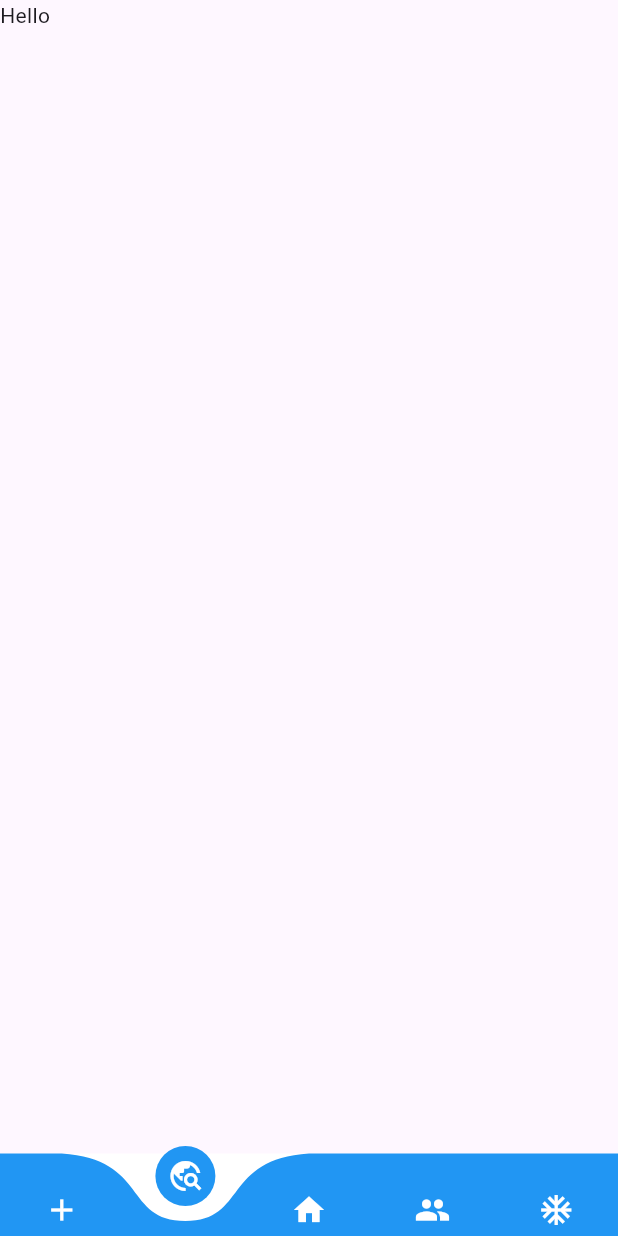
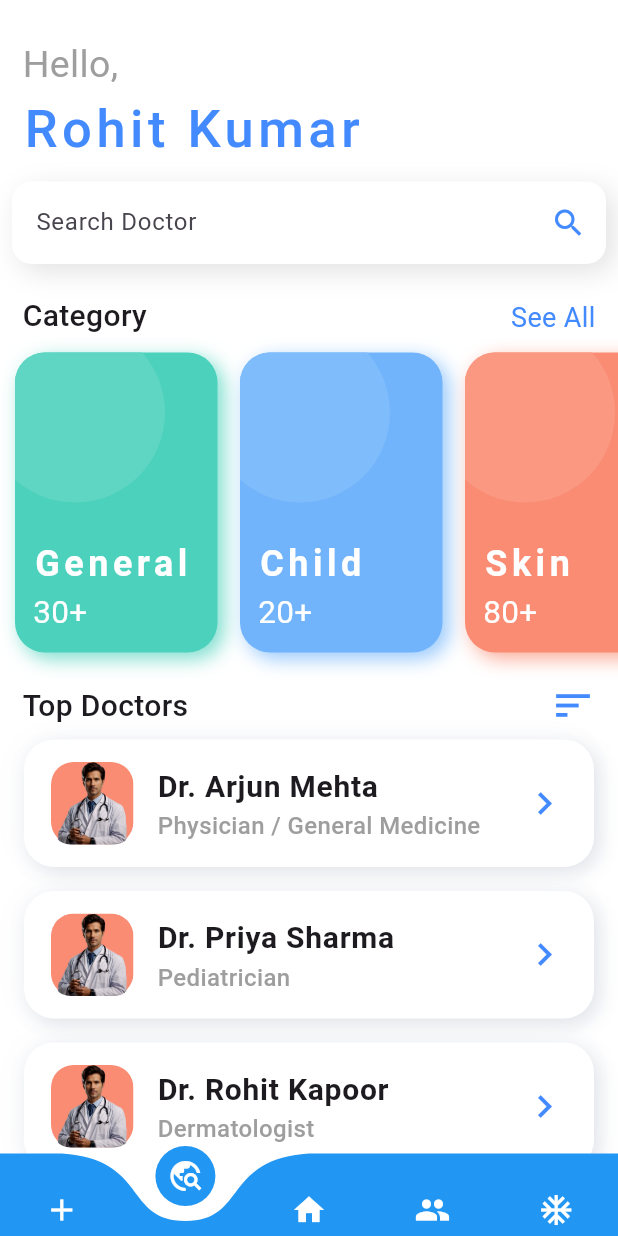
Before and after one commit to rohit070805/med_chat, a Flutter app: the screen it shows after launch, item 2 of the bottom bar chosen, on a phone screen of 412 x 824 dp. Run offline on Flutter 3.47's test engine with Material 3 defaults, Android fonts, the light colour scheme and no system bars; drawn by our look-alikes of curved_navigation_bar; our stand-ins replace dash_chat_2, image_picker, lottie.

Commit message:
Added user search Doctor

```diff
--- a/lib/main.dart
+++ b/lib/main.dart
@@ -2,6 +2,7 @@ import 'package:curved_navigation_bar/curved_navigation_bar.dart';
 import 'package:flutter/material.dart';
 import 'package:med_chat/screens/AskMedicine.dart';
 import 'package:med_chat/screens/HomePage.dart';
+import 'package:med_chat/screens/SearchDoctorPage.dart';
 import 'package:med_chat/screens/UserProfilePage.dart';
 
 void main() {
@@ -37,7 +38,7 @@ class _BottomNavigateState extends State<BottomNavigate> {
   int myIndex = 2;
   List<Widget> _widgetList = [
     Text("Hello"),
-    Text("Hello"),
+    Searchdoctorpage(),
     Homepage(),
     Askmedicine(),
     Userprofilepage()
--- /dev/null
+++ b/lib/screens/DoctorDetailsPage.dart
@@ -0,0 +1,130 @@
+import 'package:flutter/material.dart';
+import 'package:med_chat/utils/colors.dart';
+class Doctordetailspage extends StatefulWidget {
+  const Doctordetailspage({super.key});
+
+  @override
+  State<Doctordetailspage> createState() => _DoctordetailspageState();
+}
+
+class _DoctordetailspageState extends State<Doctordetailspage> {
+  @override
+  Widget build(BuildContext context) {
+    final String doctorAbout =
+        "Dr. Arjun Mehta is a trusted Physician with over 15 years of experience in general medicine. He specializes in diagnosing and managing common illnesses such as fever, diabetes, hypertension, and seasonal infections. Dr. Mehta is well known for his patient-friendly approach and clear guidance on preventive healthcare. His focus is on providing accurate diagnoses, effective treatments, and helping patients maintain long-term wellness.";
+
+    return Scaffold(
+      backgroundColor: AppColors.extraLightBlue,
+      body: SafeArea(
+        bottom: false,
+        child: Stack(
+          children: <Widget>[
+            Image.asset(
+              'assets/images/doctor.png',
+              width: MediaQuery.of(context).size.width,
+              height: MediaQuery.of(context).size.height / 2,
+              fit: BoxFit.fill,
+            ),
+            DraggableScrollableSheet(
+              maxChildSize: .8,
+              initialChildSize: .6,
+              minChildSize: .6,
+              builder: (context, scrollController) {
+                return Container(
+                  height: MediaQuery.of(context).size.height*0.7,
+                  padding: EdgeInsets.only(left: 19, right: 19, top: 16),
+                  //symmetric(horizontal: 19, vertical: 16),
+                  decoration: BoxDecoration(
+                    borderRadius: BorderRadius.only(
+                        topLeft: Radius.circular(30),
+                        topRight: Radius.circular(30)),
+                    color: Colors.white,
+                  ),
+                  child: SingleChildScrollView(
+                    physics: BouncingScrollPhysics(),
+                    controller: scrollController,
+                    child: Column(
+                      crossAxisAlignment: CrossAxisAlignment.start,
+                      children: <Widget>[
+                        ListTile(
+                          contentPadding: EdgeInsets.all(0),
+                          title: Row(
+                            crossAxisAlignment: CrossAxisAlignment.center,
+                            children: <Widget>[
+                              Text(
+                                "Dr. Arjun Mehta",
+                                style: TextStyle(fontSize: 30,letterSpacing:2,fontWeight: FontWeight.w600,color: AppColors.appColor),
+                              ),
+                              SizedBox(
+                                width: 10,
+                              ),
+                              Icon(Icons.check_circle,
+                                  size: 25,
+                                  color: AppColors.appColor),
+
+                            ],
+                          ),
+                          subtitle: Text("Heart Surgeon"
+                              ,style: TextStyle(fontSize: 16,fontWeight: FontWeight.w400,letterSpacing: 3),
+                          ),
+                        ),
+                        Divider(
+                          thickness: .6,
+                          color: AppColors.grey,
+                        ),
+                        Text("About",
+                          style: TextStyle(fontSize: 20,fontWeight: FontWeight.w500,letterSpacing: 3),
+                        ),
+                         Text(
+                            "Experience:13 Yr.",
+                            style: TextStyle(fontSize: 16,fontWeight: FontWeight.w400,letterSpacing: 3),
+                          ),
+                         Text("Education: Manipal University 2012",
+                            style: TextStyle(fontSize: 16,fontWeight: FontWeight.w400,letterSpacing: 3),
+
+
+                        ),
+
+
+
+
+
+
+
+                        Text(
+                          "${doctorAbout}",
+                          style: TextStyle(fontSize: 16,fontWeight: FontWeight.w400,letterSpacing: 2),
+
+
+                        ),
+                        SizedBox(height: 20,),
+                        Center(
+                          child: ElevatedButton(
+                            style: ElevatedButton.styleFrom(
+
+                             shape: RoundedRectangleBorder(
+                                 borderRadius: BorderRadius.circular(10)),
+                              backgroundColor: AppColors.appColor
+                                                  ),
+                             onPressed: () {
+
+                             },
+                             child: Text(
+                               "Make an appointment",
+                                style: TextStyle(color: Colors.white,letterSpacing: 2,fontWeight: FontWeight.w400,fontSize: 18),
+                             ),
+                           ),
+                        )
+                      ],
+                    ),
+                  ),
+                );
+              },
+            ),
+
+          ],
+        ),
+      ),
+    );
+  }
+}
--- /dev/null
+++ b/lib/screens/SearchDoctorPage.dart
@@ -0,0 +1,158 @@
+import 'package:flutter/material.dart';
+import 'package:med_chat/utils/colors.dart';
+import 'package:med_chat/utils/components.dart';
+class Searchdoctorpage extends StatefulWidget {
+  const Searchdoctorpage({super.key});
+
+  @override
+  State<Searchdoctorpage> createState() => _SearchdoctorpageState();
+}
+
+class _SearchdoctorpageState extends State<Searchdoctorpage> {
+  @override
+
+  final List<String> doctorTitles = [
+    "Dr. Arjun Mehta",
+    "Dr. Priya Sharma",
+    "Dr. Rohit Kapoor",
+    "Dr. Neha Verma",
+    "Dr. Sameer Khanna",
+    "Dr. Anjali Rao",
+    "Dr. Vikram Sinha",
+    "Dr. Kavita Iyer",
+  ];
+
+
+  final List<String> doctorSubtitles = [
+    "Physician / General Medicine",
+    "Pediatrician",
+    "Dermatologist",
+    "Orthopedic Surgeon",
+    "Cardiologist",
+    "Ophthalmologist",
+    "Gynecologist",
+    "Dental Surgeon",
+  ];
+  Widget build(BuildContext context) {
+    return Scaffold(
+      backgroundColor: Colors.white,
+      appBar: AppBar(backgroundColor: Colors.white,
+      toolbarHeight: 10,
+      ),
+      body: Padding(
+        padding: const EdgeInsets.only(top: 15.0),
+        child: Column(
+          crossAxisAlignment: CrossAxisAlignment.start,
+          children: [
+            Container(
+
+              child: Column(
+
+                crossAxisAlignment: CrossAxisAlignment.start,
+
+                children: [
+                  Padding(
+                    padding: const EdgeInsets.symmetric(horizontal: 15.0),
+                    child: Text("Hello,",style: TextStyle(fontSize: 25,color: Colors.grey),),
+                  ),
+                  Padding(
+                    padding: const EdgeInsets.symmetric(horizontal: 15.0),
+                    child: Text("Rohit Kumar",style: TextStyle(fontSize: 35,letterSpacing: 3,color: AppColors.appColor,fontWeight: FontWeight.w500),),
+                  ),
+                  Padding(
+                    padding: const EdgeInsets.symmetric(horizontal: 8.0),
+                    child: Container(
+                        height: 55,
+                        margin: EdgeInsets.symmetric( vertical: 10),
+                        width: MediaQuery.of(context).size.width,
+                        decoration: BoxDecoration(
+                          color: Colors.white,
+                          borderRadius: BorderRadius.all(Radius.circular(13)),
+                          boxShadow: <BoxShadow>[
+                            BoxShadow(
+                              color: Colors.grey.withOpacity(0.3),
+                              blurRadius: 15,
+                              offset: Offset(5, 5),
+                            )
+                          ],
+                        ),
+                        child: TextField(
+                          decoration: InputDecoration(
+                            contentPadding: EdgeInsets.symmetric(horizontal: 16, vertical: 16),
+                            border: InputBorder.none,
+                            hintText: "Search Doctor",
+
+                            suffixIcon: SizedBox(
+                                width: 50,
+                                child: Icon(Icons.search, color: AppColors.appColor)
+                            ),
+                          ),
+                        )),
+                  ),
+                ],
+              ),
+            ),
+
+            Expanded(
+              child: SingleChildScrollView(
+                child: Column(
+                  children: [
+                    SizedBox(height: 10,),
+                    Padding(
+                      padding: const EdgeInsets.symmetric(horizontal: 15.0),
+                      child: Row(
+                        mainAxisAlignment: MainAxisAlignment.spaceBetween,
+                        crossAxisAlignment: CrossAxisAlignment.end,
+                        children: [
+                          Text("Category",style: TextStyle(fontSize: 20,fontWeight: FontWeight.w500),),
+                          Text("See All",style: TextStyle(fontSize:18,color: AppColors.appColor),)
+                        ],
+                      ),
+                    ),
+                    SizedBox(
+                      height: 230,
+                      child: ListView(
+                        scrollDirection: Axis.horizontal,
+                        children: [
+
+                          Components().categoryCard("General", "30+", color: Color(0xff4cd1bc), lightColor: Color(0xff5ed6c3)),
+                          Components().categoryCard("Child", "20+", color: Color(0xff71b4fb), lightColor: Color(0xff7fbcfb)),
+                          Components().categoryCard("Skin", "80+", color:Color(0xfffa8c73), lightColor: Color(0xfffa9881)),
+                          Components().categoryCard("Bones", "50+", color: Color(0xff8873f4), lightColor: Color(0xff9489f4)),
+
+                        ],
+                      ),
+                    ),
+                    Padding(
+                      padding: const EdgeInsets.symmetric(horizontal: 15.0),
+                      child: Row(
+                        mainAxisAlignment: MainAxisAlignment.spaceBetween,
+                        crossAxisAlignment: CrossAxisAlignment.end,
+                        children: [
+                          Text("Top Doctors",style: TextStyle(fontSize: 20,fontWeight: FontWeight.w500),),
+                          Icon(Icons.sort,color: AppColors.appColor,size: 30,)
+                        ],
+                      ),
+                    ),
+                    ListView.builder(
+                      physics: NeverScrollableScrollPhysics(),
+                      shrinkWrap: true,
+                      itemBuilder: (context,index){
+
+                        return Components().doctorTile(context,doctorTitles[index], doctorSubtitles[index]);
+                      },
+                      itemCount: doctorTitles.length,
+                    ),
+                  ],
+                ),
+              ),
+            )
+
+
+
+            ],
+        ),
+      ),
+    );
+  }
+}
--- a/lib/utils/colors.dart
+++ b/lib/utils/colors.dart
@@ -1,4 +1,32 @@
 import 'package:flutter/material.dart';
 class AppColors {
   static Color appColor = Colors.blueAccent;
+  static const Color background = Color(0XFFfefefe);
+
+  static const Color titleTextColor = const Color(0xff1b1718);
+  static const Color subTitleTextColor = const Color(0xffb9bfcd);
+
+  static const Color skyBlue = Color(0xff71b4fb);
+  static const Color lightBlue = Color(0xff7fbcfb);
+  static const Color extraLightBlue = Color(0xffd9eeff);
+
+  static const Color orange = Color(0xfffa8c73);
+  static const Color lightOrange = Color(0xfffa9881);
+
+  static const Color purple = Color(0xff8873f4);
+  static const Color purpleLight = Color(0xff9489f4);
+  static const Color purpleExtraLight = Color(0xffb1a5f6);
+
+  static const Color grey = Color(0xffb8bfce);
+
+  static const Color iconColor = Color(0xffcbd0db);
+  static const Color green = Color(0xff4cd1bc);
+  static const Color lightGreen = Color(0xff5ed6c3);
+
+  static const Color black = Color(0xff20262C);
+  static const Color lightblack = Color(0xff5F5F60);
+  // static const Color themered = Color(0xffff5A79);
+  static const Color themered = Color(0xff8BC73C);
+
+  static const Color white = Color(0xffffffff);
 }
--- a/lib/utils/components.dart
+++ b/lib/utils/components.dart
@@ -1,4 +1,7 @@
+import 'dart:math';
+
 import 'package:flutter/material.dart';
+import 'package:med_chat/screens/DoctorDetailsPage.dart';
 import 'package:med_chat/utils/colors.dart';
 class Components{
 PreferredSizeWidget homePageAppBar(  GlobalKey<ScaffoldState> _drawerkey){
@@ -194,4 +197,147 @@ Widget withPrefixTextFeild(BuildContext context,TextEditingController controller
   );
 }
 
+Widget categoryCard(String title, String subtitle,
+    {required Color color, required Color lightColor}) {
+
+  return Container(
+    height: 230,
+    width:150,
+    child: AspectRatio(
+      aspectRatio: 6 / 8,
+      child: Container(
+
+        margin: EdgeInsets.only(left :10,right: 5, bottom: 20, top: 10),
+        decoration: BoxDecoration(
+          color: color,
+          borderRadius: BorderRadius.all(Radius.circular(20)),
+          boxShadow: <BoxShadow>[
+            BoxShadow(
+              offset: Offset(4, 4),
+              blurRadius: 10,
+              color: lightColor.withOpacity(.8),
+            )
+          ],
+        ),
+        child: ClipRRect(
+          borderRadius: BorderRadius.all(Radius.circular(20)),
+          child: Container(
+
+            child: Stack(
+              children: <Widget>[
+                Positioned(
+                  top: -20,
+                  left: -20,
+                  child: CircleAvatar(
+                    backgroundColor: lightColor,
+                    radius: 60,
+                  ),
+                ),
+                Padding(
+                  padding: const EdgeInsets.only(bottom: 12.0,left: 12),
+                  child: Column(
+                    mainAxisAlignment: MainAxisAlignment.end,
+                    crossAxisAlignment: CrossAxisAlignment.start,
+                    children: <Widget>[
+                      Flexible(
+                        child: Text(title
+                          ,style: TextStyle(color: Colors.white,fontSize: 24,fontWeight: FontWeight.w600,letterSpacing: 3),),
+                      ),
+
+                      Flexible(
+                        child: Text(
+                          subtitle,style: TextStyle(color: Colors.white,fontSize: 21,fontWeight: FontWeight.w400),
+                        ),
+                      ),
+                    ],
+                  ),
+                )
+              ],
+            ),
+          ),
+        )
+      ),
+    ),
+  );
 }
+Color randomColor() {
+  var random = Random();
+  final colorList = [
+
+   AppColors.orange,
+    AppColors.green,
+    AppColors.grey,
+    AppColors.lightOrange,
+    AppColors.skyBlue,
+    AppColors.titleTextColor,
+    Colors.red,
+    Colors.brown,
+    AppColors.purpleExtraLight,
+    AppColors.skyBlue,
+  ];
+  var color = colorList[random.nextInt(colorList.length)];
+  return color;
+}
+
+
+Widget doctorTile(BuildContext context,String title,String subtitle) {
+  return Container(
+
+    margin: EdgeInsets.symmetric(vertical: 8, horizontal: 16),
+    decoration: BoxDecoration(
+      color: Colors.white,
+      borderRadius: BorderRadius.all(Radius.circular(20)),
+      boxShadow: <BoxShadow>[
+        BoxShadow(
+          offset: Offset(4, 4),
+          blurRadius: 10,
+          color: AppColors.grey.withOpacity(.4),
+        ),
+        BoxShadow(
+          offset: Offset(-3, 0),
+          blurRadius: 15,
+          color: AppColors.grey.withOpacity(.1),
+        )
+      ],
+    ),
+    child: Container(
+      padding: EdgeInsets.symmetric(horizontal: 18, vertical: 8),
+      child: ListTile(
+        onTap: (){
+          Navigator.push(context, MaterialPageRoute(builder: (builder)=>Doctordetailspage()));
+        },
+        contentPadding: EdgeInsets.all(0),
+        leading: ClipRRect(
+          borderRadius: BorderRadius.all(Radius.circular(13)),
+          child: Container(
+            height: 55,
+            width: 55,
+            decoration: BoxDecoration(
+              borderRadius: BorderRadius.circular(15),
+              color: randomColor(),
+            ),
+            child: Image.asset(
+              "assets/images/doctor.png",
+              height: 50,
+              width: 50,
+              fit: BoxFit.contain,
+            ),
+          ),
+        ),
+        title: Text(title, style: TextStyle(fontSize: 20,fontWeight: FontWeight.w600)),
+        subtitle: Text(
+          subtitle,
+          style: TextStyle(color: Colors.grey,fontWeight: FontWeight.w500,fontSize: 16),
+        ),
+        trailing: Icon(
+          Icons.keyboard_arrow_right,
+          size: 30,
+          color: AppColors.appColor,
+        ),
+      ),
+    )
+  );
+}
+
+
+}
```
Also changed, not shown: assets/images/doctor.png (added).
